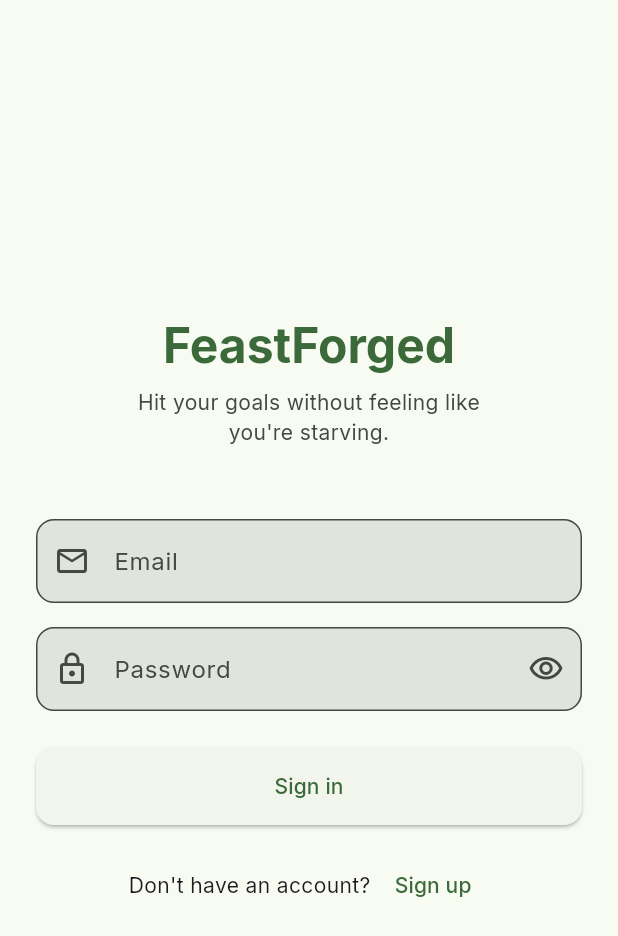
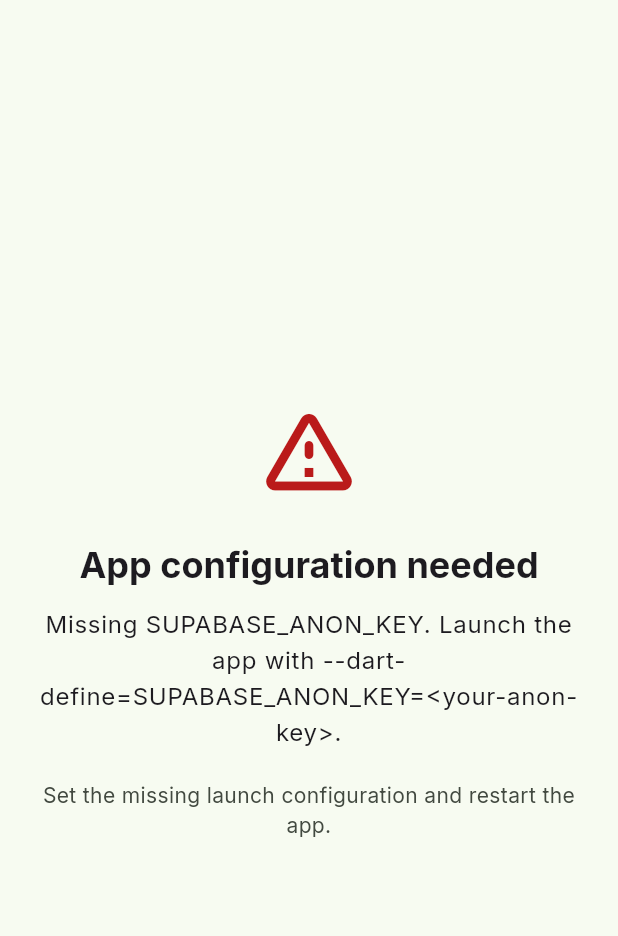
Before and after one commit to Ephox1/FeastForged, a Flutter app: the screen it shows after launch, on a phone screen of 412 x 824 dp. Shown: the top 936 px of the screen. Run offline on Flutter 3.47's test engine with Material 3 defaults, Android fonts, the phone set to English and light mode, and no system bars; our stand-ins replace flutter_riverpod, go_router, google_fonts, supabase_flutter; accounts and stored records are empty.

Commit message:
Harden launch readiness flows and docs

```diff
--- a/lib/main.dart
+++ b/lib/main.dart
@@ -7,15 +7,34 @@ import 'core/theme/app_theme.dart';
 
 void main() async {
   WidgetsFlutterBinding.ensureInitialized();
-  await initSupabase();
-  runApp(const ProviderScope(child: FeastForgedApp()));
+  Object? startupError;
+
+  try {
+    await initSupabase();
+  } catch (error) {
+    startupError = error;
+  }
+
+  runApp(ProviderScope(child: FeastForgedApp(startupError: startupError)));
 }
 
 class FeastForgedApp extends ConsumerWidget {
-  const FeastForgedApp({super.key});
+  const FeastForgedApp({super.key, this.startupError});
+
+  final Object? startupError;
 
   @override
   Widget build(BuildContext context, WidgetRef ref) {
+    if (startupError != null) {
+      return MaterialApp(
+        title: 'FeastForged',
+        theme: AppTheme.light,
+        darkTheme: AppTheme.dark,
+        debugShowCheckedModeBanner: false,
+        home: StartupErrorScreen(error: startupError.toString()),
+      );
+    }
+
     final router = ref.watch(appRouterProvider);
 
     return MaterialApp.router(
@@ -27,3 +46,58 @@ class FeastForgedApp extends ConsumerWidget {
     );
   }
 }
+
+class StartupErrorScreen extends StatelessWidget {
+  const StartupErrorScreen({super.key, required this.error});
+
+  final String error;
+
+  @override
+  Widget build(BuildContext context) {
+    return Scaffold(
+      body: SafeArea(
+        child: Center(
+          child: Padding(
+            padding: const EdgeInsets.all(24),
+            child: ConstrainedBox(
+              constraints: const BoxConstraints(maxWidth: 480),
+              child: Column(
+                mainAxisAlignment: MainAxisAlignment.center,
+                crossAxisAlignment: CrossAxisAlignment.stretch,
+                children: [
+                  Icon(
+                    Icons.warning_amber_rounded,
+                    size: 72,
+                    color: Theme.of(context).colorScheme.error,
+                  ),
+                  const SizedBox(height: 24),
+                  Text(
+                    'App configuration needed',
+                    style: Theme.of(context).textTheme.headlineSmall?.copyWith(
+                      fontWeight: FontWeight.bold,
+                    ),
+                    textAlign: TextAlign.center,
+                  ),
+                  const SizedBox(height: 12),
+                  Text(
+                    error,
+                    style: Theme.of(context).textTheme.bodyLarge,
+                    textAlign: TextAlign.center,
+                  ),
+                  const SizedBox(height: 20),
+                  Text(
+                    'Set the missing launch configuration and restart the app.',
+                    style: Theme.of(context).textTheme.bodyMedium?.copyWith(
+                      color: Theme.of(context).colorScheme.onSurfaceVariant,
+                    ),
+                    textAlign: TextAlign.center,
+                  ),
+                ],
+              ),
+            ),
+          ),
+        ),
+      ),
+    );
+  }
+}
```
Also changed, not shown: lib/core/supabase/supabase_client.dart (+15 -6 lines), lib/features/auth/presentation/screens/signup_screen.dart (+24 -8 lines), lib/features/auth/providers/auth_provider.dart (+27 -22 lines), lib/features/nutrition/presentation/screens/log_meal_screen.dart (+79 -35 lines), 10 other files.
